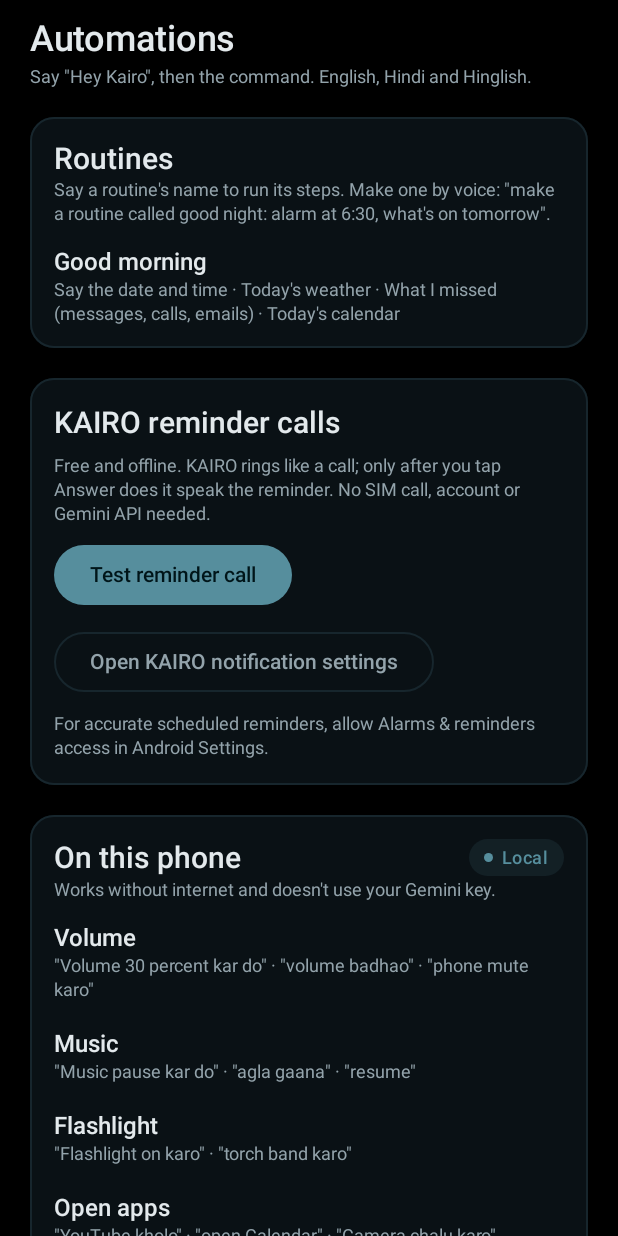
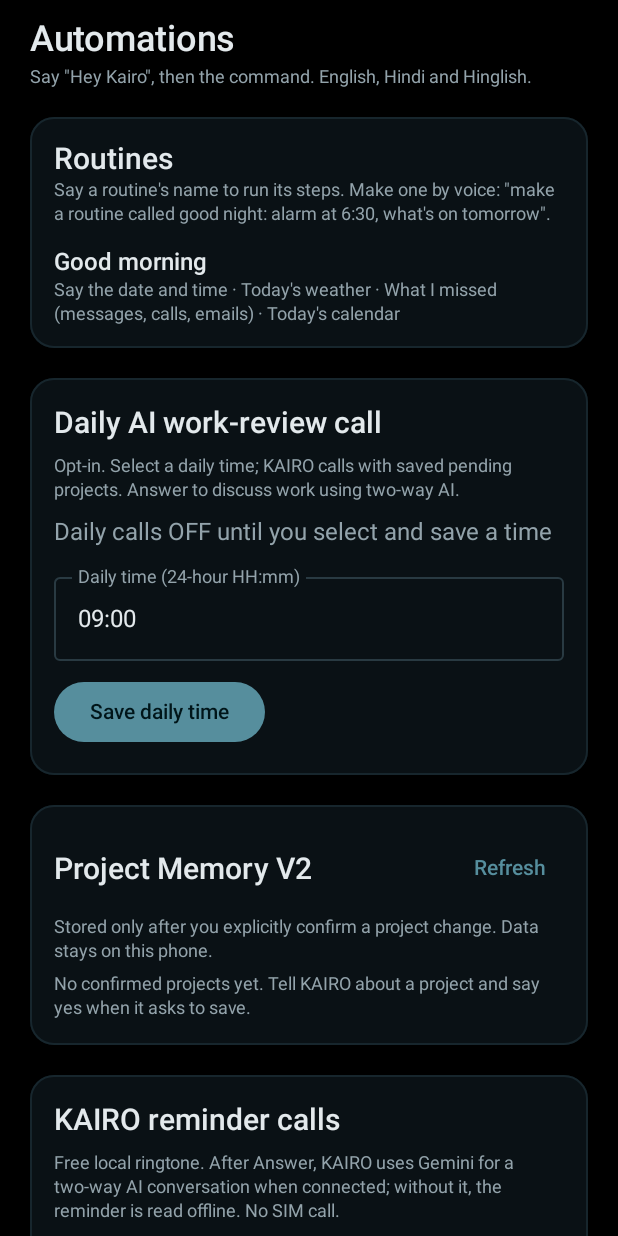
Before and after one commit to KAIRO-01/P1, an Android app built with Jetpack Compose: the composable AutomationsScreen shown on its own in the app's theme, on a phone screen of 412 x 824 dp. Run offline under Robolectric (Android 15) with nearby library versions, the phone set to English and light mode, and no system bars.

Commit message:
Add opt-in daily call time picker and confirmed projects dashboard

```diff
--- a/app/src/main/java/app/shilex/android/ui/AutomationsScreen.kt
+++ b/app/src/main/java/app/shilex/android/ui/AutomationsScreen.kt
@@ -20,6 +20,9 @@ import androidx.compose.ui.unit.dp
 import androidx.compose.material3.TextButton
 import androidx.compose.material3.Button
 import androidx.compose.material3.OutlinedButton
+import androidx.compose.material3.OutlinedTextField
+import app.shilex.android.reminders.DailyReview
+import app.shilex.android.memory.ProjectMemory
 import android.Manifest
 import android.content.Intent
 import android.content.pm.PackageManager
@@ -90,6 +93,8 @@ fun AutomationsScreen() {
             )
         }
         Routines()
+        DailyReviewSetup()
+        ProjectMemorySummary()
         ReminderPreview()
         Group("On this phone", "Works without internet and doesn't use your Gemini key.", Accent, "Local", LOCAL)
         Group("Tasks with your OK", "Gemini plans them; you finish anything that sends, calls or pays.", Warning, "Needs you", TASKS)
@@ -168,7 +173,7 @@ private fun ReminderPreview() {
         Column(Modifier.padding(vertical = 12.dp), verticalArrangement = Arrangement.spacedBy(10.dp)) {
             Text("KAIRO reminder calls", style = MaterialTheme.typography.titleLarge)
             Text(
-                "Free and offline. KAIRO rings like a call; only after you tap Answer does it speak the reminder. No SIM call, account or Gemini API needed.",
+                "Free local ringtone. After Answer, KAIRO uses Gemini for a two-way AI conversation when connected; without it, the reminder is read offline. No SIM call.",
                 style = MaterialTheme.typography.bodySmall,
                 color = Muted,
             )
@@ -203,3 +208,87 @@ private fun ReminderPreview() {
         }
     }
 }
+
+/** User chooses the time before any automatic daily review call is created. */
+@Composable
+private fun DailyReviewSetup() {
+    val context = LocalContext.current
+    val review = remember(context) { DailyReview(context) }
+    var time by remember { mutableStateOf(review.timeLabel()) }
+    var active by remember { mutableStateOf(review.enabled) }
+    var note by remember { mutableStateOf("") }
+    Section(null) {
+        Column(Modifier.padding(vertical = 12.dp), verticalArrangement = Arrangement.spacedBy(10.dp)) {
+            Text("Daily AI work-review call", style = MaterialTheme.typography.titleLarge)
+            Text(
+                "Opt-in. Select a daily time; KAIRO calls with saved pending projects. Answer to discuss work using two-way AI.",
+                style = MaterialTheme.typography.bodySmall,
+                color = Muted,
+            )
+            Text(if (active) "Enabled at " + review.timeLabel() else "Daily calls OFF until you select and save a time",
+                color = if (active) Accent else Muted)
+            OutlinedTextField(
+                value = time,
+                onValueChange = { time = it.take(5) },
+                label = { Text("Daily time (24-hour HH:mm)") },
+                singleLine = true,
+                modifier = Modifier.fillMaxWidth(),
+            )
+            Row(horizontalArrangement = Arrangement.spacedBy(10.dp)) {
+                Button(onClick = {
+                    val parts = time.trim().split(":")
+                    val hour = parts.getOrNull(0)?.toIntOrNull()
+                    val minute = parts.getOrNull(1)?.toIntOrNull()
+                    if (parts.size != 2 || hour == null || minute == null || hour !in 0..23 || minute !in 0..59) {
+                        note = "Enter time like 09:00 or 17:30."
+                    } else {
+                        review.enable(hour, minute)
+                        active = true
+                        note = "Daily review scheduled at " + review.timeLabel() +
+                            ". Keep KAIRO notifications enabled. Exact timing may require Alarms & reminders access."
+                    }
+                }) { Text("Save daily time") }
+                if (active) {
+                    OutlinedButton(onClick = {
+                        review.disable()
+                        active = false
+                        note = "Daily review calls disabled."
+                    }) { Text("Turn off") }
+                }
+            }
+            if (note.isNotBlank()) Text(note, style = MaterialTheme.typography.bodySmall)
+        }
+    }
+}
+
+@Composable
+private fun ProjectMemorySummary() {
+    val context = LocalContext.current
+    val store = remember(context) { ProjectMemory(context) }
+    var projects by remember { mutableStateOf(store.all()) }
+    LifecycleResumeEffect(Unit) {
+        projects = store.all()
+        onPauseOrDispose {}
+    }
+    Section(null) {
+        Column(Modifier.padding(vertical = 12.dp), verticalArrangement = Arrangement.spacedBy(8.dp)) {
+            Row(Modifier.fillMaxWidth(), verticalAlignment = Alignment.CenterVertically) {
+                Text("Project Memory V2", style = MaterialTheme.typography.titleLarge, modifier = Modifier.weight(1f))
+                TextButton(onClick = { projects = store.all() }) { Text("Refresh") }
+            }
+            Text("Stored only after you explicitly confirm a project change. Data stays on this phone.",
+                style = MaterialTheme.typography.bodySmall, color = Muted)
+            if (projects.isEmpty()) {
+                Text("No confirmed projects yet. Tell KAIRO about a project and say yes when it asks to save.",
+                    style = MaterialTheme.typography.bodySmall, color = Muted)
+            }
+            projects.take(12).forEach { p ->
+                InfoRow(p.title, listOfNotNull(
+                    p.worker.takeIf { it.isNotBlank() }?.let { "Worker: " + it },
+                    p.due.takeIf { it.isNotBlank() }?.let { "Due: " + it },
+                    "Status: " + p.status,
+                ).joinToString(" · "))
+            }
+        }
+    }
+}
```
